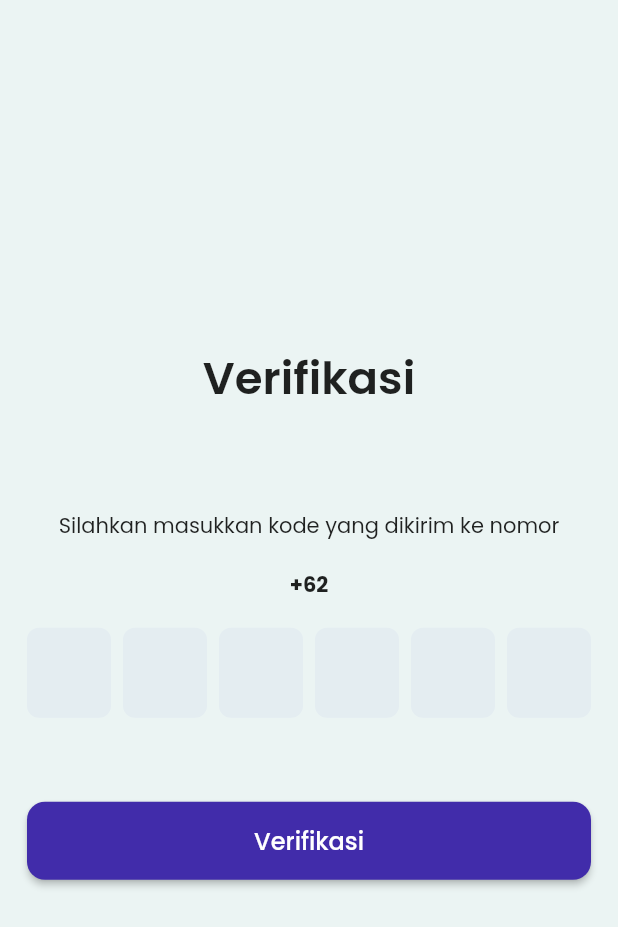
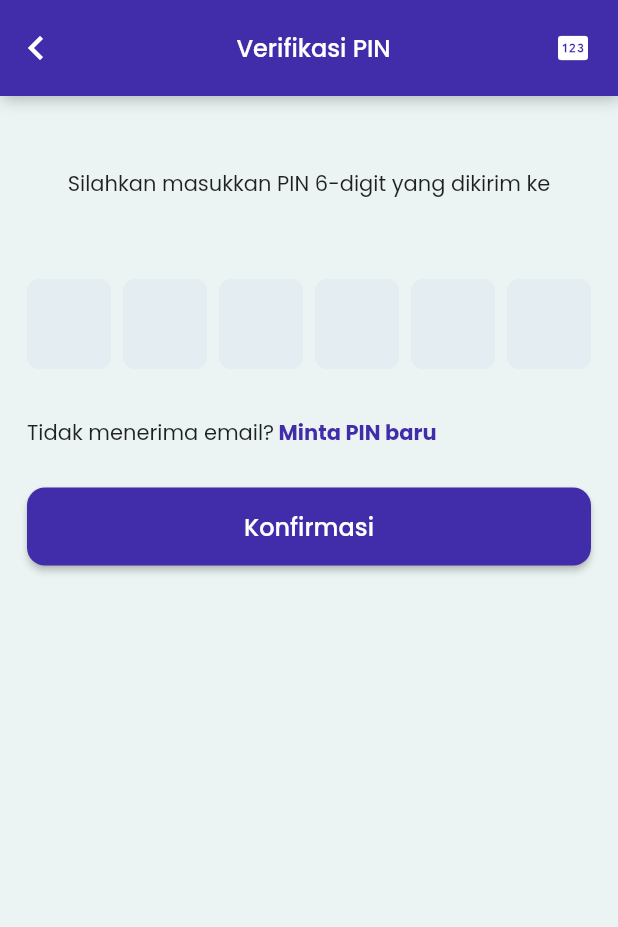
Before and after one commit to nuzulh/NoTrashApp, a Flutter app: the OtpVerification screen opened by its route, on a phone screen of 412 x 824 dp. Shown: the top 927 px of the screen. Run offline on Flutter 3.47's test engine with Material 2 defaults, Android fonts, the phone set to English and light mode, and no system bars; drawn by our look-alikes of pinput; our stand-ins replace cloud_firestore, dropdown_button2, file_picker, firebase_auth, firebase_core, firebase_storage and 3 more; missing offline and left inert: maps_launcher; accounts and stored records are empty.

Commit message:
Verifikasi Email

```diff
--- a/lib/screens/auth/otp_verification.dart
+++ b/lib/screens/auth/otp_verification.dart
@@ -2,6 +2,7 @@ import 'package:flutter/material.dart';
 import 'package:google_fonts/google_fonts.dart';
 import 'package:no_trash/helpers/consts.dart';
 import 'package:no_trash/providers/auth.dart';
+import 'package:no_trash/widgets/header.dart';
 import 'package:no_trash/widgets/primary_button.dart';
 import 'package:pinput/pinput.dart';
 import 'package:provider/provider.dart';
@@ -17,55 +18,61 @@ class OtpVerification extends StatelessWidget {
     return Scaffold(
       backgroundColor: kBgColor,
       body: SafeArea(
-        child: Padding(
-          padding: const EdgeInsets.symmetric(horizontal: 18),
-          child: Center(
         child: Column(
-              mainAxisAlignment: MainAxisAlignment.center,
+          children: [
+            Header(label: 'Verifikasi PIN', icon: Icons.pin),
+            Padding(
+              padding: const EdgeInsets.symmetric(vertical: 48, horizontal: 18),
+              child: Column(
                 children: [
                   Text(
-                  'Verifikasi',
+                    'Silahkan masukkan PIN 6-digit yang dikirim ke',
+                    style: GoogleFonts.poppins(),
+                  ),
+                  Consumer<Auth>(
+                    builder: (context, auth, child) => Text(
+                      auth.currentUser.email,
                       style: GoogleFonts.poppins(
-                    fontSize: 30,
                         fontWeight: FontWeight.w600,
                       ),
                     ),
+                  ),
                   Padding(
-                  padding: const EdgeInsets.symmetric(vertical: 48),
-                  child: Column(
-                    children: [
-                      const SizedBox(height: 18),
-                      Text(
-                        'Silahkan masukkan kode yang dikirim ke nomor',
-                        style: GoogleFonts.poppins(),
-                      ),
-                      const SizedBox(height: 18),
-                      Consumer<Auth>(
-                        builder: (context, auth, child) => Text(
-                          auth.countryCode + auth.phoneNumber.text,
-                          style: GoogleFonts.poppins(
-                            fontWeight: FontWeight.bold,
-                          ),
-                        ),
-                      ),
-                      const SizedBox(height: 18),
-                      Pinput(
+                    padding: const EdgeInsets.symmetric(vertical: 32),
+                    child: Pinput(
                       length: 6,
                       onCompleted: (value) {
                         auth.setOtp(value);
                       },
                       showCursor: true,
                     ),
+                  ),
+                  Row(
+                    children: [
+                      Text(
+                        'Tidak menerima email?',
+                        style: GoogleFonts.poppins(),
+                      ),
+                      InkWell(
+                        onTap: () {},
+                        child: Text(
+                          ' Minta PIN baru',
+                          style: GoogleFonts.poppins(
+                            fontWeight: FontWeight.bold,
+                            color: kPrimaryColor,
+                          ),
+                        ),
+                      )
                     ],
                   ),
-                ),
-                PrimaryButton(
-                  label: "Verifikasi",
-                  onPressed: () {},
+                  Padding(
+                    padding: const EdgeInsets.symmetric(vertical: 18),
+                    child: PrimaryButton(label: 'Konfirmasi', onPressed: () {}),
                   ),
                 ],
               ),
             ),
+          ],
         ),
       ),
     );
```
Also changed, not shown: lib/providers/auth.dart (+25 -0 lines), lib/screens/account.dart (+69 -12 lines). Lines whose indentation alone changed are shown as unchanged.
